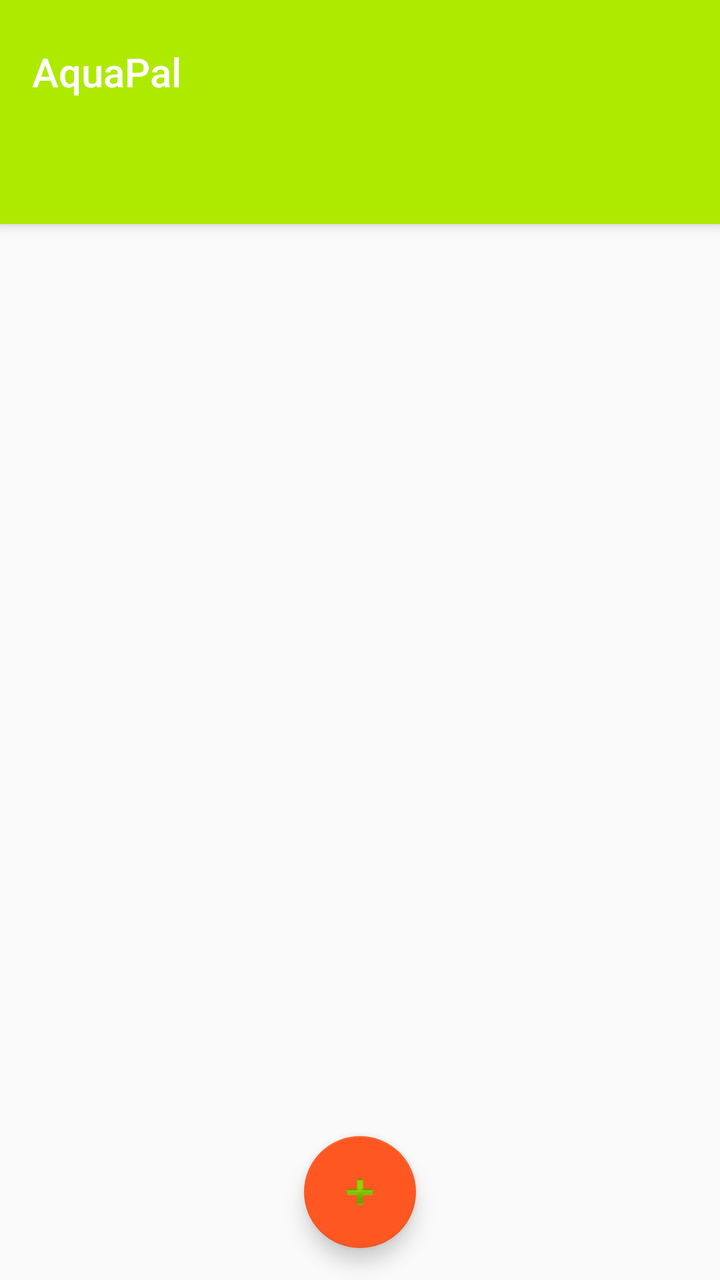
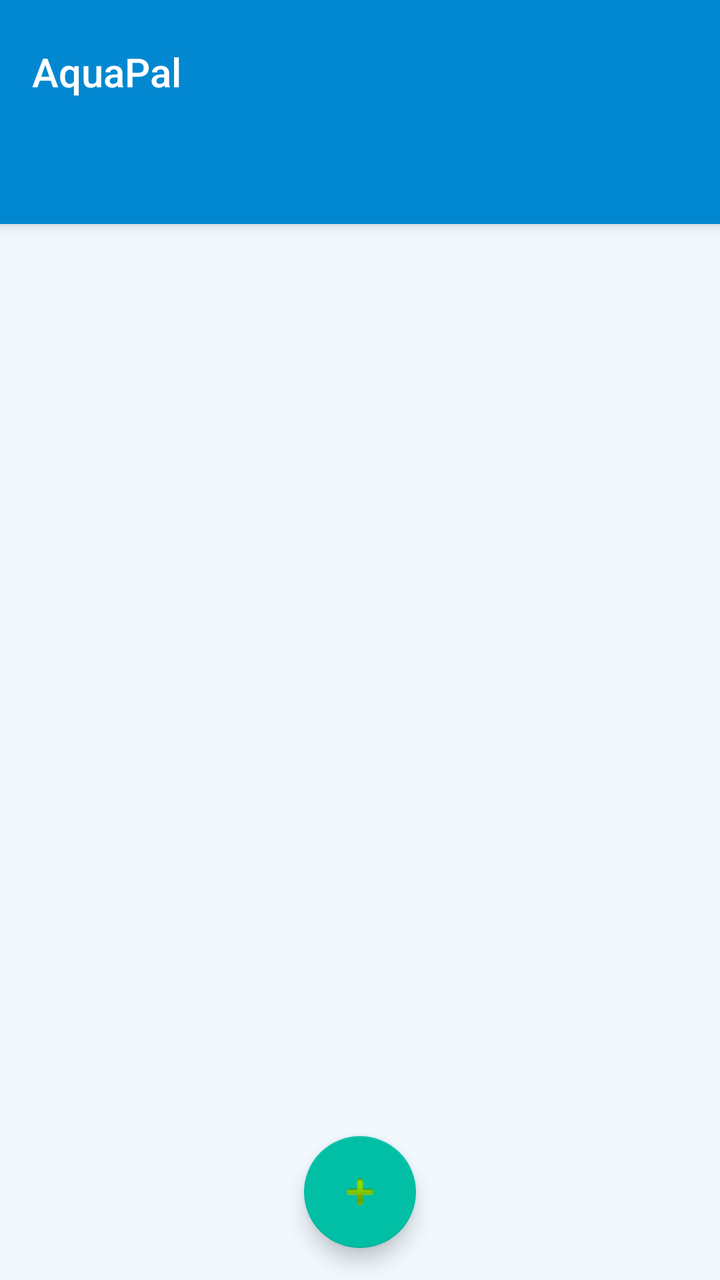

The first picture is an Android layout as it rendered before a commit; the second is the same layout after the commit. The layout source and the unified diff follow.
<!-- AndroidManifest.xml: activity theme AppTheme.NoActionBar -->
<!-- res/layout/activity_main.xml -->
<?xml version="1.0" encoding="utf-8"?>
<androidx.coordinatorlayout.widget.CoordinatorLayout xmlns:android="http://schemas.android.com/apk/res/android"
    xmlns:app="http://schemas.android.com/apk/res-auto"
    xmlns:tools="http://schemas.android.com/tools"
    android:id="@+id/main_content"
    android:layout_width="match_parent"
    android:layout_height="match_parent"
    android:fitsSystemWindows="true"
    tools:context=".activities.MainActivity">

    <com.google.android.material.appbar.AppBarLayout
        android:id="@+id/appbar"
        android:layout_width="match_parent"
        android:layout_height="wrap_content"
        android:paddingTop="@dimen/appbar_padding_top"
        android:theme="@style/AppTheme.AppBarOverlay">

        <androidx.appcompat.widget.Toolbar
            android:id="@+id/toolbar"
            android:layout_width="match_parent"
            android:layout_height="?attr/actionBarSize"
            android:layout_weight="1"
            android:background="?attr/colorPrimary"
            app:layout_scrollFlags="scroll|enterAlways"
            app:popupTheme="@style/AppTheme.PopupOverlay"
            app:title="@string/app_name">

        </androidx.appcompat.widget.Toolbar>

        <com.google.android.material.tabs.TabLayout
            android:id="@+id/tabs"
            android:layout_width="match_parent"
            android:layout_height="wrap_content">
        </com.google.android.material.tabs.TabLayout>
    </com.google.android.material.appbar.AppBarLayout>

    <androidx.viewpager.widget.ViewPager
        android:id="@+id/container"
        android:layout_width="match_parent"
        android:layout_height="match_parent"
        app:layout_behavior="@string/appbar_scrolling_view_behavior" />

    <com.google.android.material.floatingactionbutton.FloatingActionButton
        android:id="@+id/fab"
        android:layout_width="wrap_content"
        android:layout_height="wrap_content"
        android:layout_gravity="center|bottom"
        android:layout_margin="@dimen/fab_margin"
        app:srcCompat="@android:drawable/ic_input_add" />

</androidx.coordinatorlayout.widget.CoordinatorLayout>
<!-- resources referenced by this layout -->
<resources>
  <dimen name="appbar_padding_top">8dp</dimen>
  <dimen name="fab_margin">16dp</dimen>
  <string name="app_name">AquaPal</string>
  <style name="AppTheme.AppBarOverlay" parent="ThemeOverlay.AppCompat.Dark.ActionBar" />
  <style name="AppTheme.PopupOverlay" parent="ThemeOverlay.AppCompat.Light" />
  <style name="AppTheme.NoActionBar">
          <item name="windowActionBar">false</item>
          <item name="windowNoTitle">true</item>
      </style>
</resources>

<!-- the commit's change to res/layout/activity_main.xml (unified diff, before → after) -->
@@ -46,6 +46,7 @@
         android:layout_height="wrap_content"
         android:layout_gravity="center|bottom"
         android:layout_margin="@dimen/fab_margin"
+        android:contentDescription="@string/add_water_usage"
         app:srcCompat="@android:drawable/ic_input_add" />
 
 </androidx.coordinatorlayout.widget.CoordinatorLayout>
<!-- resource entries referenced after the edit -->
@@ -2,9 +2,10 @@
 <resources>
   <dimen name="appbar_padding_top">8dp</dimen>
   <dimen name="fab_margin">16dp</dimen>
+  <string name="add_water_usage">Add water usage</string>
   <string name="app_name">AquaPal</string>
   <style name="AppTheme.AppBarOverlay" parent="ThemeOverlay.AppCompat.Dark.ActionBar" />
-  <style name="AppTheme.PopupOverlay" parent="ThemeOverlay.AppCompat.Light" />
+  <style name="AppTheme.PopupOverlay" parent="ThemeOverlay.AppCompat.DayNight" />
   <style name="AppTheme.NoActionBar">
           <item name="windowActionBar">false</item>
           <item name="windowNoTitle">true</item>
